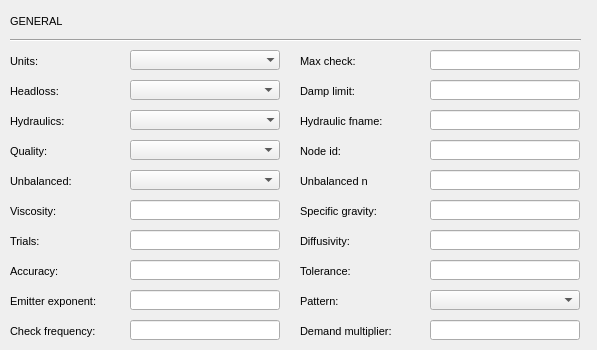
This is ui/ws_options.ui in Giswater/giswater_qgis_plugin as Qt 5 draws it before an edit. The edited form follows.
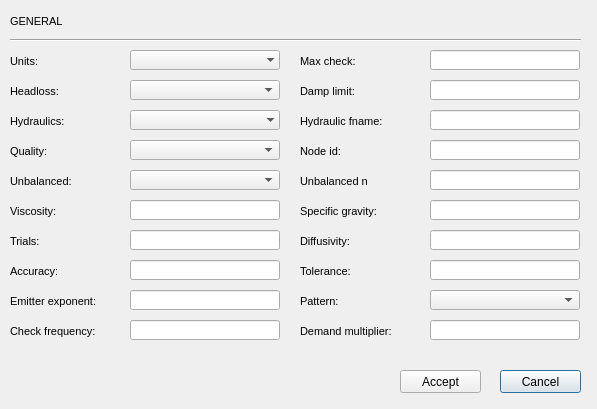
This is the edited form.

The edit to the form file:
```diff
--- a/ui/ws_options.ui
+++ b/ui/ws_options.ui
@@ -7,7 +7,7 @@
     <x>0</x>
     <y>0</y>
     <width>597</width>
-    <height>350</height>
+    <height>409</height>
    </rect>
   </property>
   <property name="windowTitle">
@@ -1133,6 +1133,32 @@
     <number>3</number>
    </property>
   </widget>
+  <widget class="QPushButton" name="btn_cancel">
+   <property name="geometry">
+    <rect>
+     <x>500</x>
+     <y>370</y>
+     <width>81</width>
+     <height>23</height>
+    </rect>
+   </property>
+   <property name="text">
+    <string>Cancel</string>
+   </property>
+  </widget>
+  <widget class="QPushButton" name="btn_accept_2">
+   <property name="geometry">
+    <rect>
+     <x>400</x>
+     <y>370</y>
+     <width>81</width>
+     <height>23</height>
+    </rect>
+   </property>
+   <property name="text">
+    <string>Accept</string>
+   </property>
+  </widget>
  </widget>
  <tabstops>
   <tabstop>units</tabstop>
```
